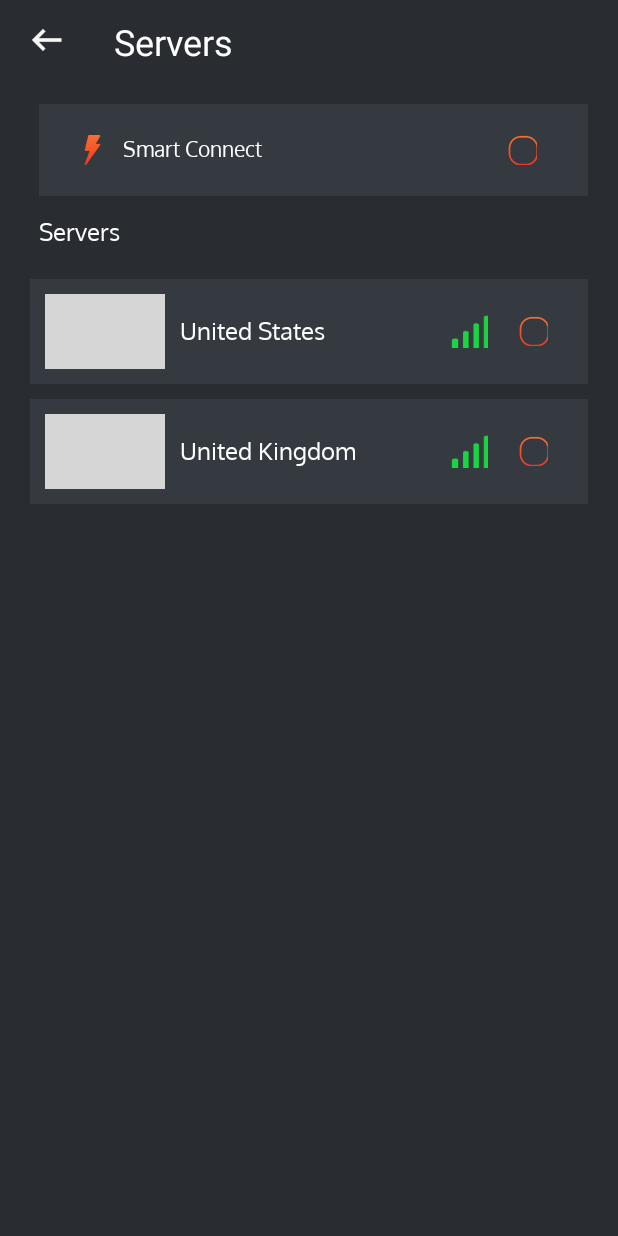
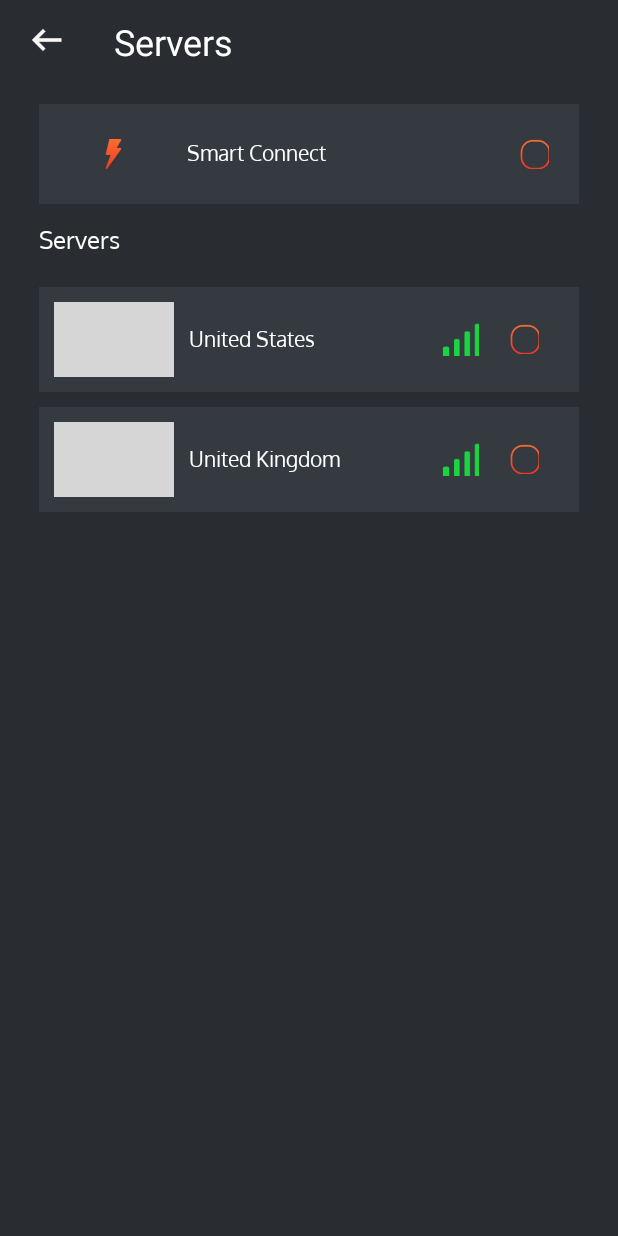
Before and after one commit to Asghar-ali-code/DingVpnn, an Android app: the Server screen opened directly, with no data from a screen before it, on a phone screen of 412 x 824 dp. Run offline under Robolectric (Android 15) with nearby library versions, the phone set to English and light mode, and no system bars; our stand-ins replace sdp/ssp sizes; pictures from the network do not load; grey boxes are pictures that could not be loaded.

Commit message:
Final UI updated

```diff
--- a/app/src/main/res/layout/activity_server.xml
+++ b/app/src/main/res/layout/activity_server.xml
@@ -40,35 +40,41 @@
         android:id="@+id/relativeLayout"
         android:layout_width="match_parent"
         android:layout_height="wrap_content"
-        android:padding="10dp"
+        android:paddingTop="13dp"
+        android:paddingBottom="13dp"
         android:layout_marginTop="@dimen/_10sdp"
         android:layout_marginStart="@dimen/_20sdp"
-        android:layout_marginEnd="20sp"
+        android:layout_marginEnd="@dimen/_20sdp"
         android:background="@color/serverbackground"
         app:layout_constraintTop_toBottomOf="@id/toolbar"
         tools:layout_editor_absoluteX="26dp">
 
-        <androidx.appcompat.widget.AppCompatTextView
+        <ImageView
+            android:id="@+id/iv_country"
             android:layout_width="wrap_content"
             android:layout_height="wrap_content"
-            android:layout_centerVertical="true"
-            android:layout_marginStart="@dimen/_12sdp"
-            android:layout_marginTop="@dimen/_8sdp"
-            android:layout_marginBottom="@dimen/_8sdp"
-            android:drawableStart="@drawable/smart_connection"
-            android:drawablePadding="@dimen/_8sdp"
+            android:src="@drawable/smart_connection"
+            android:layout_marginStart="@dimen/_30sdp"
+            android:layout_marginTop="10dp"
+            android:layout_marginBottom="10dp"></ImageView>
+
+        <TextView
+            android:layout_width="wrap_content"
+            android:layout_height="wrap_content"
+            android:layout_toEndOf="@id/iv_country"
+            android:text="Smart Connect"
+            android:id="@+id/tvcountryName"
+            android:textColor="@color/white"
             android:fontFamily="@font/oxygen_regular"
-            android:gravity="center"
-            android:text="Smart Connect"
-            android:textColor="@color/white" />
+            android:layout_centerInParent="true"
+            android:layout_marginStart="@dimen/_30sdp"
+            android:textSize="14sp" />
 
         <CheckBox
             android:layout_width="40dp"
             android:layout_height="40dp"
             android:layout_alignParentEnd="true"
-            android:layout_centerInParent="true"
             android:button="@drawable/server_sample_checked"
-            android:layout_marginEnd="@dimen/_3sdp"
             android:id="@+id/iv_checked">
         </CheckBox>
 
--- a/app/src/main/res/layout/fragment_option.xml
+++ b/app/src/main/res/layout/fragment_option.xml
@@ -51,7 +51,7 @@
             android:layout_marginStart="10dp"
             android:text="Enable or disable apps"
             android:textColor="@color/white"
-            android:textSize="14sp"
+            android:textSize="12sp"
             android:fontFamily="@font/oxygen_regular"
             android:id="@+id/tvspitdetails" />
 
@@ -100,7 +100,7 @@
             android:layout_marginStart="10dp"
             android:text="No Proxy"
             android:textColor="@color/white"
-            android:textSize="14sp"
+            android:textSize="12sp"
             android:fontFamily="@font/oxygen_regular"
             android:id="@+id/tvproxydetails" />
 
@@ -149,7 +149,7 @@
             android:layout_marginStart="10dp"
             android:text="English"
             android:textColor="@color/white"
-            android:textSize="14sp"
+            android:textSize="12sp"
             android:fontFamily="@font/oxygen_regular"
             android:id="@+id/tvlanguagedetails" />
 
--- a/app/src/main/res/layout/servers_sample.xml
+++ b/app/src/main/res/layout/servers_sample.xml
@@ -8,10 +8,10 @@
         android:layout_width="match_parent"
         android:layout_height="wrap_content"
         android:layout_marginTop="10dp"
-        android:layout_marginBottom="5dp"
+        android:layout_marginBottom="10dp"
         android:background="@color/serverbackground"
-        android:layout_marginStart="20dp"
-        android:layout_marginEnd="20dp"
+        android:layout_marginStart="@dimen/_20sdp"
+        android:layout_marginEnd="@dimen/_20sdp"
         app:layout_constraintTop_toTopOf="parent">
 
         <ImageView
@@ -27,12 +27,13 @@
             android:layout_height="wrap_content"
             android:layout_toEndOf="@id/iv_country"
             android:text="Country"
+            android:layout_toRightOf="@id/ivsignal"
             android:id="@+id/tvcountryName"
             android:textColor="@color/white"
             android:fontFamily="@font/oxygen_regular"
             android:layout_centerInParent="true"
             android:layout_marginStart="10dp"
-            android:textSize="16sp" />
+            android:textSize="14sp" />
         <CheckBox
             android:layout_width="40dp"
             android:layout_height="40dp"
```
Also changed, not shown: app/src/main/res/layout/activity_settings.xml (+10 -10 lines), app/src/main/res/layout/rate_dialog.xml (+7 -6 lines), 2 other files.
